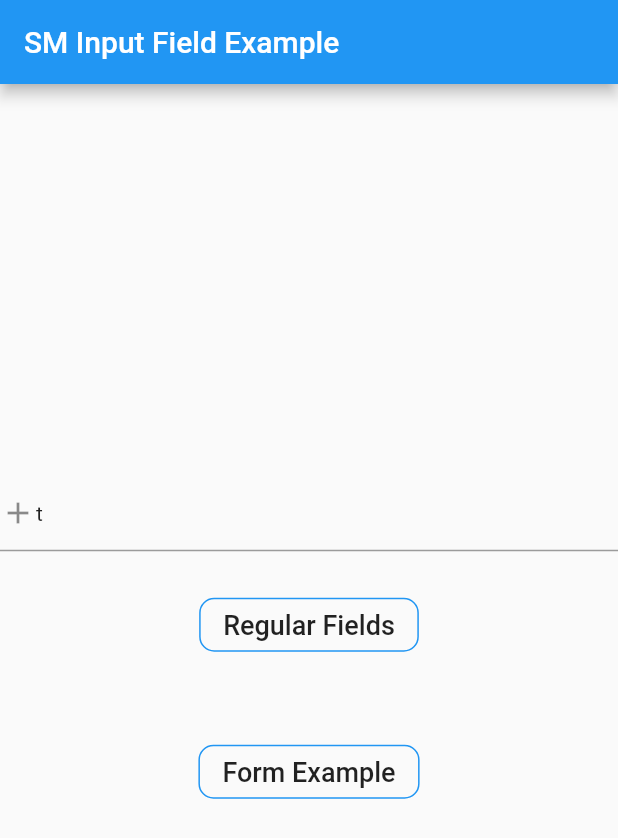
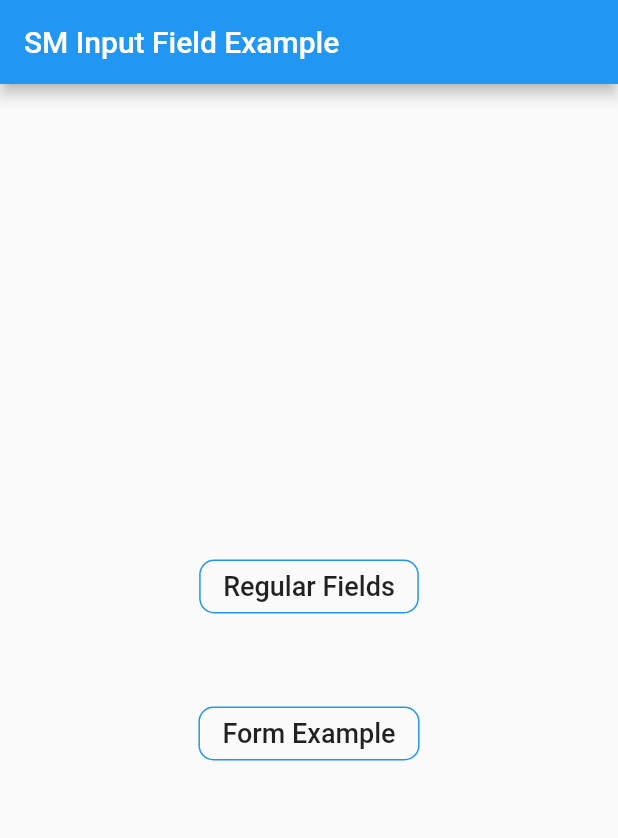
Before and after one commit to Saleh-Marji/sm_input_field, a Flutter app: the screen it shows after launch, on a phone screen of 412 x 824 dp. Shown: the top 838 px of the screen. Run offline on Flutter 3.47's test engine with Material 2 defaults, Android fonts, the phone set to English and light mode, and no system bars.

Commit message:
removed the test form field in the example home screen

```diff
--- a/example/lib/screens/home_screen.dart
+++ b/example/lib/screens/home_screen.dart
@@ -23,22 +23,6 @@ class _HomeScreenState extends State<HomeScreen> {
         child: Column(
           mainAxisAlignment: MainAxisAlignment.center,
           children: [
-            TextFormField(
-              style: kTextStyleMain,
-              controller: TextEditingController(),
-              decoration: InputDecoration(
-                  contentPadding: const EdgeInsets.symmetric(
-                    horizontal: 60,
-                    vertical: 15,
-                  ),
-                  prefixIcon: Row(
-                    mainAxisSize: MainAxisSize.min,
-                    children: [
-                      Icon(Icons.add),
-                      Text('t'),
-                    ],
-                  )),
-            ),
             ...<String, Widget>{
               'Regular Fields': const RegularFieldsScreen(),
               'Form Example': const FormExampleScreen(),
```
